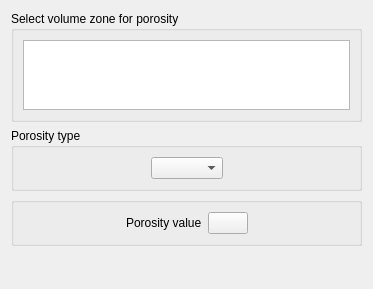
First picture: the form in gui/Pages/PorosityForm.ui, repository code-saturne/code_saturne, before the edit.
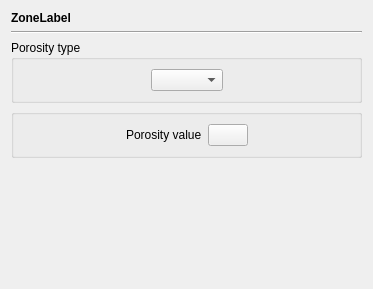
Second picture: the form after the edit. Icons and pictures are not drawn.

Commit message:
GUI: add a node in the main (left-hand tree) for each volume and boundary zone.
Based on dynamic tree view implementation from C. Koren,
With adjustments to fit recent code evolutions.

This is a first step in a change of zone setup presentation.

Patch:
```diff
--- a/gui/Pages/PorosityForm.ui
+++ b/gui/Pages/PorosityForm.ui
@@ -14,38 +14,7 @@
    <string>Form</string>
   </property>
   <layout class="QGridLayout" name="gridLayout_2">
-   <item row="0" column="0">
-    <widget class="QGroupBox" name="groupBoxZones">
-     <property name="maximumSize">
-      <size>
-       <width>16777215</width>
-       <height>150</height>
-      </size>
-     </property>
-     <property name="toolTip">
-      <string>&lt;html&gt;&lt;head/&gt;&lt;body&gt;&lt;p&gt;&lt;span style=&quot; font-size:9pt;&quot;&gt;Select a porosity volume zone previously defined in the Volume regions definition heading.&lt;/span&gt;&lt;/p&gt;&lt;/body&gt;&lt;/html&gt;</string>
-     </property>
-     <property name="title">
-      <string>Select volume zone for porosity </string>
-     </property>
-     <layout class="QGridLayout">
-      <item row="0" column="0">
-       <widget class="QTreeView" name="treeView">
-        <property name="toolTip">
-         <string>&lt;html&gt;&lt;head/&gt;&lt;body&gt;&lt;p&gt;&lt;span style=&quot; font-size:9pt;&quot;&gt;Select a porosity volume zone previously defined in the Volume regions definition heading.&lt;/span&gt;&lt;/p&gt;&lt;/body&gt;&lt;/html&gt;</string>
-        </property>
-        <property name="indentation">
-         <number>0</number>
-        </property>
-        <property name="rootIsDecorated">
-         <bool>false</bool>
-        </property>
-       </widget>
-      </item>
-     </layout>
-    </widget>
-   </item>
-   <item row="1" column="0">
+   <item row="2" column="0">
     <widget class="QGroupBox" name="groupBoxType">
      <property name="toolTip">
       <string>&lt;html&gt;&lt;head/&gt;&lt;body&gt;&lt;p&gt;&lt;span style=&quot; font-size:9pt;&quot;&gt;Select a type of porosity between isotropic and anisotropic.&lt;/span&gt;&lt;/p&gt;&lt;/body&gt;&lt;/html&gt;</string>
@@ -94,7 +63,27 @@
      </layout>
     </widget>
    </item>
-   <item row="2" column="0">
+   <item row="0" column="0">
+    <widget class="QLabel" name="zoneLabel">
+     <property name="text">
+      <string>&lt;html&gt;&lt;head/&gt;&lt;body&gt;&lt;p&gt;&lt;span style=&quot; font-weight:600;&quot;&gt;ZoneLabel&lt;/span&gt;&lt;/p&gt;&lt;/body&gt;&lt;/html&gt;</string>
+     </property>
+    </widget>
+   </item>
+   <item row="4" column="0">
+    <spacer name="spacer">
+     <property name="orientation">
+      <enum>Qt::Vertical</enum>
+     </property>
+     <property name="sizeHint" stdset="0">
+      <size>
+       <width>17</width>
+       <height>152</height>
+      </size>
+     </property>
+    </spacer>
+   </item>
+   <item row="3" column="0">
     <widget class="QGroupBox" name="groupBoxDef">
      <property name="title">
       <string/>
@@ -167,18 +156,12 @@
      </layout>
     </widget>
    </item>
-   <item row="3" column="0">
-    <spacer name="spacer">
+   <item row="1" column="0">
+    <widget class="Line" name="line">
      <property name="orientation">
-      <enum>Qt::Vertical</enum>
+      <enum>Qt::Horizontal</enum>
      </property>
-     <property name="sizeHint" stdset="0">
-      <size>
-       <width>17</width>
-       <height>152</height>
-      </size>
-     </property>
-    </spacer>
+    </widget>
    </item>
   </layout>
  </widget>
```
Left out of the diff: 4 changed lines with no effect on the pictures. The commit also changes 22 other files.
